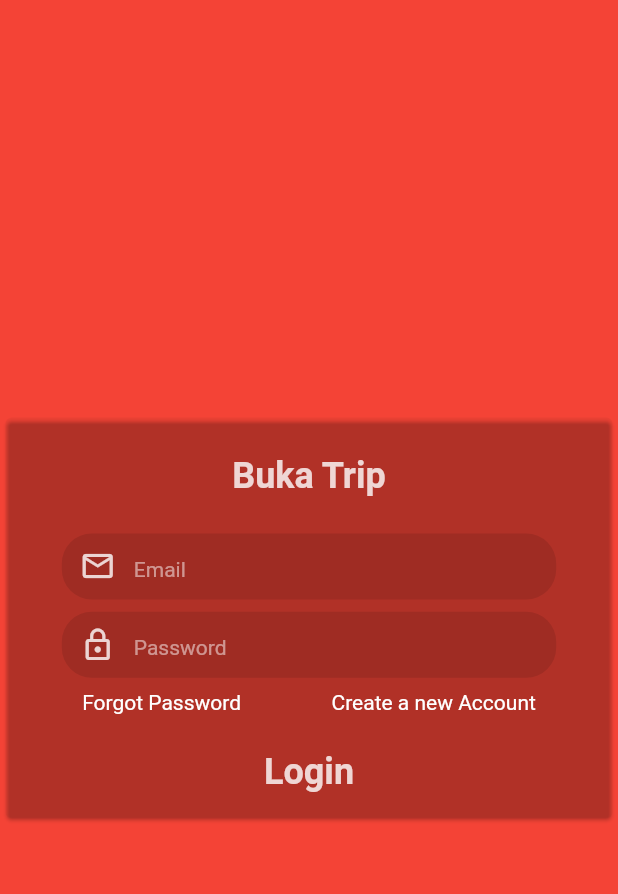
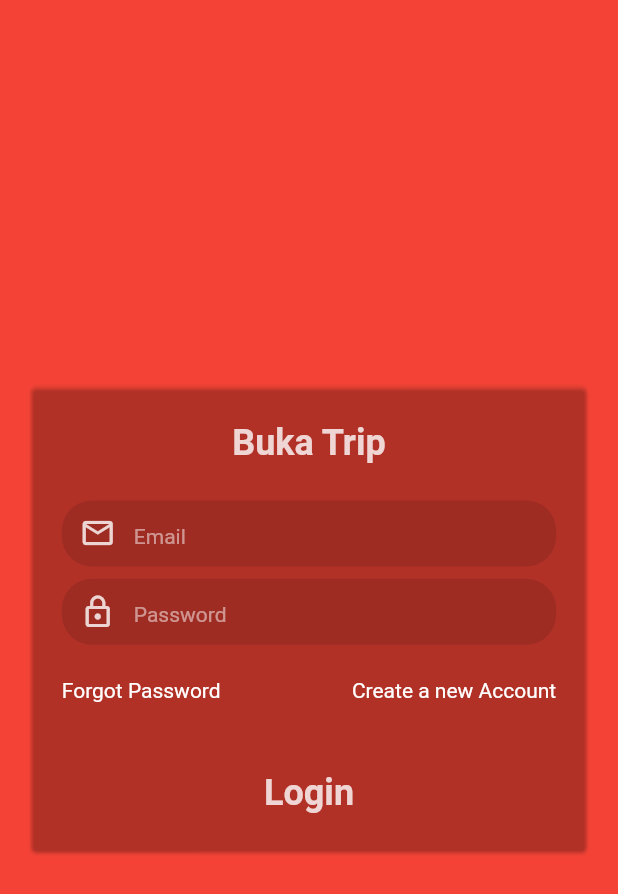
Before and after one commit to robzimpulse/buka_trip, a Flutter app: the screen it shows after launch, on a phone screen of 412 x 824 dp. Shown: the top 894 px of the screen. Run offline on Flutter 3.47's test engine with Material 2 defaults, Android fonts, the phone set to English and light mode, and no system bars.

Commit message:
fixing size width

```diff
--- a/lib/app/auth/widgets/forget_password_form.widget.dart
+++ b/lib/app/auth/widgets/forget_password_form.widget.dart
@@ -42,6 +42,7 @@ class ForgetPasswordForm extends StatelessWidget {
             ),
           ),
           TranslucentMultipleButtonHorizontal(
+            size: Size(size.width * 0.8, 44),
             leftText: "Create a new Account",
             onTapLeftText: onTapRegister,
             rightText: "Already Have an Account?",
@@ -53,6 +54,7 @@ class ForgetPasswordForm extends StatelessWidget {
             ),
           ),
           TranslucentButton(
+            size: Size(size.width * 0.8, 44),
             title: "Send Password to My Email",
             onTap: () => {
               Log.debug("on tap submit")
--- a/lib/app/auth/widgets/login_form.widget.dart
+++ b/lib/app/auth/widgets/login_form.widget.dart
@@ -53,6 +53,7 @@ class LoginForm extends StatelessWidget {
             ),
           ),
           TranslucentMultipleButtonHorizontal(
+            size: Size(size.width * 0.8, 44),
             leftText: "Forgot Password",
             onTapLeftText: onTapForgetPassword,
             rightText: "Create a new Account",
@@ -64,6 +65,7 @@ class LoginForm extends StatelessWidget {
             ),
           ),
           TranslucentButton(
+            size: Size(size.width * 0.8, 44),
             title: "Login",
             onTap: onTapSubmit,
             margin: EdgeInsets.only(
--- a/lib/app/auth/widgets/register_form.widget.dart
+++ b/lib/app/auth/widgets/register_form.widget.dart
@@ -74,6 +74,7 @@ class RegisterForm extends StatelessWidget {
             ),
           ),
           TranslucentMultipleButtonHorizontal(
+            size: Size(size.width * 0.8, 44),
             leftText: "Forgot Password",
             onTapLeftText: onTapForgetPassword,
             rightText: "Already Have an Account?",
@@ -85,6 +86,7 @@ class RegisterForm extends StatelessWidget {
             ),
           ),
           TranslucentButton(
+            size: Size(size.width * 0.8, 44),
             title: "Register",
             onTap: () => onTapSubmit,
             margin: EdgeInsets.only(
--- a/lib/infrastructure/widgets/translucent_button.widget.dart
+++ b/lib/infrastructure/widgets/translucent_button.widget.dart
@@ -33,14 +33,13 @@ class TranslucentButton extends StatelessWidget {
       margin: margin,
       padding: padding,
       color: color,
+      width: size?.width,
+      height: size?.height,
       child: InkWell(
         splashColor: Colors.grey,
         highlightColor: Colors.transparent,
         onTap: _onTap,
-        child: TranslucentTextLabel(
-          title,
-          size: size,
-        ),
+        child: TranslucentTextLabel(title)
       ),
     );
   }
--- a/lib/infrastructure/widgets/translucent_multiple_button_horizontal.widget.dart
+++ b/lib/infrastructure/widgets/translucent_multiple_button_horizontal.widget.dart
@@ -4,6 +4,7 @@ import 'package:flutter/services.dart';
 
 class TranslucentMultipleButtonHorizontal extends StatelessWidget {
 
+  final Size? size;
   final String? leftText;
   final String? rightText;
   final VoidCallback? onTapLeftText;
@@ -19,16 +20,19 @@ class TranslucentMultipleButtonHorizontal extends StatelessWidget {
     this.onTapRightText,
     this.margin,
     this.padding,
+    this.size,
   }) : super(key: key);
 
   @override
   Widget build(BuildContext context) {
     return Container(
+      width: size?.width,
+      height: size?.height,
       margin: margin,
       padding: padding,
       child: Center(
         child: Row(
-          mainAxisAlignment: MainAxisAlignment.spaceAround,
+          mainAxisAlignment: MainAxisAlignment.spaceBetween,
           children: [
             RichText(
               text: TextSpan(
```
